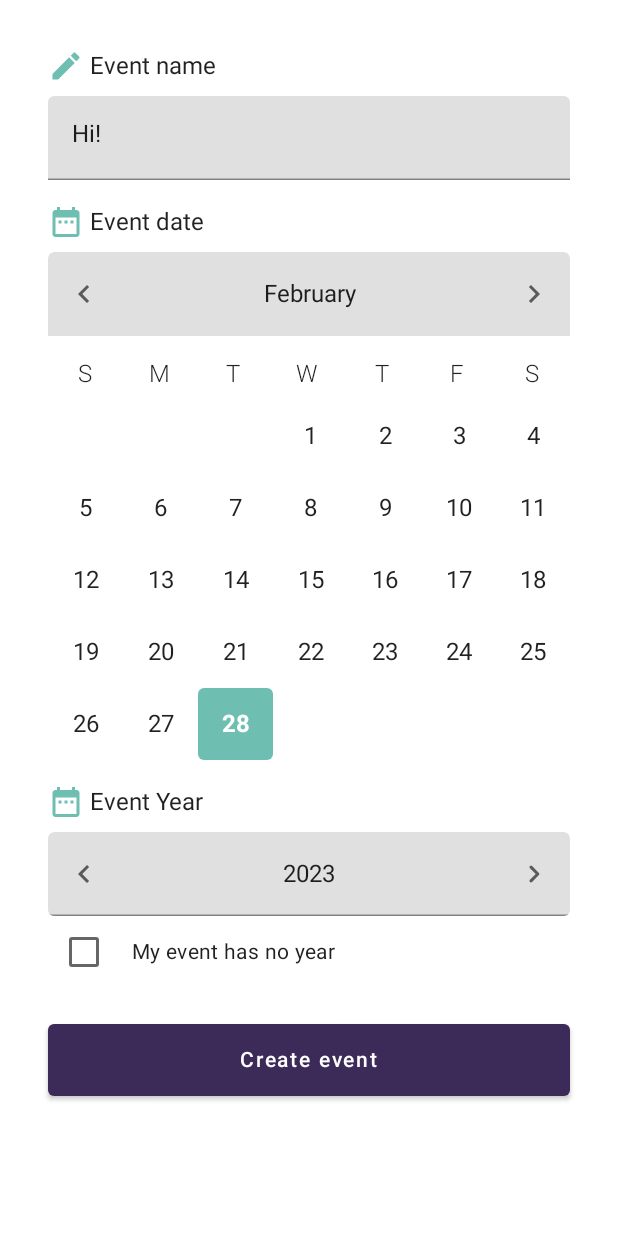
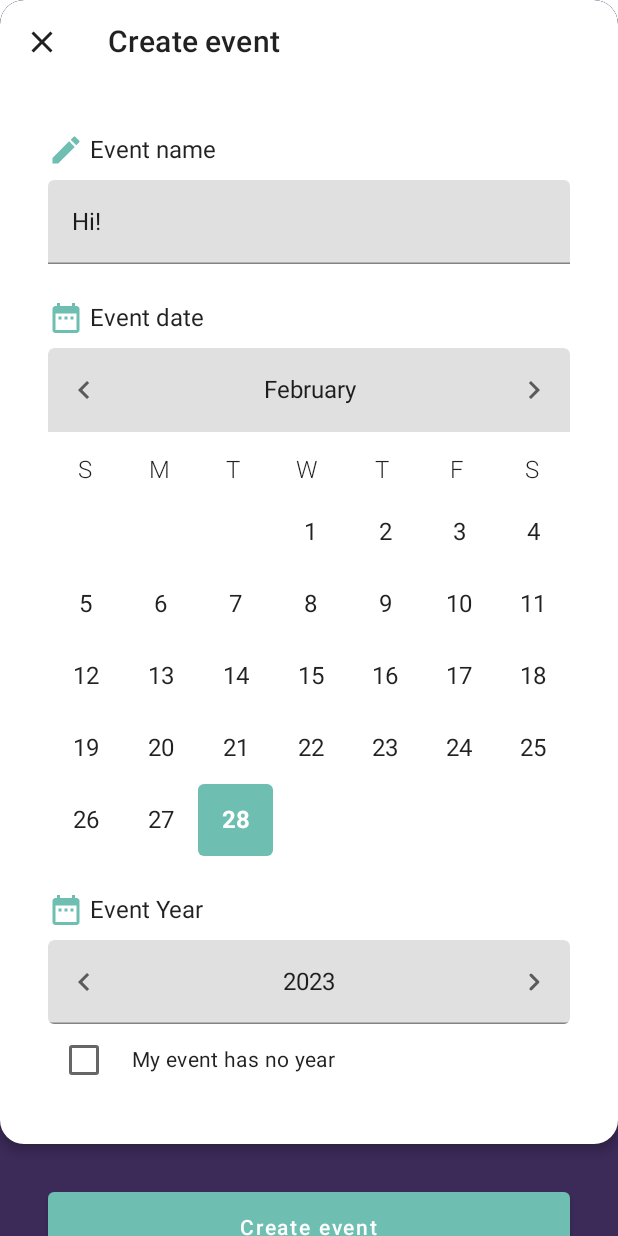
Before and after one commit to VictorHerreraO/bdates, an Android app built with Jetpack Compose: the @Preview function AddEventContentPreview, on a phone screen of 412 x 824 dp. Run offline under Robolectric (Android 15) with nearby library versions, the phone set to English and light mode, and no system bars; network calls fail.

Commit message:
#5: UI changes to the bottom sheet to make it more pleasing

```diff
--- a/app/src/main/java/com/soyvictorherrera/bdates/core/compose/layout/BottomSheet.kt
+++ b/app/src/main/java/com/soyvictorherrera/bdates/core/compose/layout/BottomSheet.kt
@@ -1,43 +1,135 @@
 package com.soyvictorherrera.bdates.core.compose.layout
 
-import androidx.compose.foundation.gestures.Orientation
-import androidx.compose.foundation.gestures.scrollable
 import androidx.compose.foundation.layout.Box
+import androidx.compose.foundation.layout.Column
+import androidx.compose.foundation.layout.Row
+import androidx.compose.foundation.layout.RowScope
+import androidx.compose.foundation.layout.fillMaxWidth
 import androidx.compose.foundation.layout.padding
-import androidx.compose.foundation.rememberScrollState
+import androidx.compose.material.Button
+import androidx.compose.material.ButtonDefaults
+import androidx.compose.material.Icon
+import androidx.compose.material.IconButton
+import androidx.compose.material.MaterialTheme
 import androidx.compose.material.Surface
+import androidx.compose.material.Text
+import androidx.compose.material.TopAppBar
+import androidx.compose.material.icons.Icons
+import androidx.compose.material.icons.filled.Close
 import androidx.compose.runtime.Composable
+import androidx.compose.ui.Alignment
 import androidx.compose.ui.Modifier
+import androidx.compose.ui.graphics.Color
 import androidx.compose.ui.tooling.preview.Preview
+import androidx.compose.ui.unit.dp
 import com.soyvictorherrera.bdates.core.compose.theme.BdatesTheme
+import com.soyvictorherrera.bdates.core.compose.theme.BottomSheetContentShape
 import com.soyvictorherrera.bdates.core.compose.theme.BottomSheetDialogShape
 import com.soyvictorherrera.bdates.core.compose.theme.LocalSizes
 
 @Composable
 fun BottomSheet(
+    title: String,
+    onBottomSheetDismiss: () -> Unit,
     modifier: Modifier = Modifier,
+    actions: (@Composable RowScope.() -> Unit)? = null,
     content: @Composable () -> Unit,
 ) = Surface(
     modifier = modifier,
     shape = BottomSheetDialogShape,
+    color = MaterialTheme.colors.background,
 ) {
-    Box(
-        modifier = Modifier
-            .padding(
-                top = LocalSizes.current.dimen_32,
-                bottom = LocalSizes.current.dimen_16,
-                start = LocalSizes.current.dimen_32,
-                end = LocalSizes.current.dimen_32,
+    Column(
+        modifier = Modifier.fillMaxWidth()
+    ) {
+        Surface(
+            elevation = LocalSizes.current.dimen_4,
+            shape = if (actions != null) {
+                BottomSheetContentShape
+            } else {
+                BottomSheetDialogShape
+            },
+            color = MaterialTheme.colors.surface,
+        ) {
+            Column {
+                BottomSheetTopBar(
+                    title = title,
+                    onDismissClick = onBottomSheetDismiss
+                )
+
+                Box(
+                    modifier = Modifier
+                        .fillMaxWidth()
+                        .padding(LocalSizes.current.dimen_32)
+                ) {
+                    content()
+                }
+            }
+        }
+        actions?.let {
+            Row(
+                verticalAlignment = Alignment.CenterVertically,
+                modifier = Modifier
+                    .fillMaxWidth()
+                    .padding(LocalSizes.current.dimen_32),
+                content = it
             )
-    ) {
-        content()
+        }
+    }
+}
+
+@Composable
+private fun BottomSheetTopBar(
+    title: String,
+    onDismissClick: () -> Unit,
+    modifier: Modifier = Modifier,
+) = TopAppBar(
+    title = { Text(text = title) },
+    elevation = 0.dp,
+    backgroundColor = Color.Unspecified,
+    navigationIcon = {
+        IconButton(onClick = onDismissClick) {
+            Icon(
+                imageVector = Icons.Default.Close,
+                contentDescription = "Close"
+            )
+        }
+    },
+    modifier = modifier,
+)
+
+@Composable
+@Preview
+private fun BottomSheetWithActionsPreview() {
+    BdatesTheme {
+        BottomSheet(
+            title = "Bottom sheet",
+            onBottomSheetDismiss = {},
+            actions = {
+                Button(
+                    onClick = { /*TODO*/ },
+                    colors = ButtonDefaults.buttonColors(
+                        backgroundColor = MaterialTheme.colors.secondary
+                    )
+                ) {
+                    Text(text = "Action")
+                }
+            }
+        ) {
+            Text(text = "Content")
+        }
     }
 }
 
 @Composable
 @Preview
-private fun BottomSheetPreview() {
+private fun BottomSheetWithNoActionsPreview() {
     BdatesTheme {
-        BottomSheet {}
+        BottomSheet(
+            title = "Bottom sheet",
+            onBottomSheetDismiss = {},
+        ) {
+            Text(text = "Content")
+        }
     }
 }
--- a/app/src/main/java/com/soyvictorherrera/bdates/core/compose/theme/Shape.kt
+++ b/app/src/main/java/com/soyvictorherrera/bdates/core/compose/theme/Shape.kt
@@ -16,3 +16,6 @@ val BottomSheetDialogShape: RoundedCornerShape
         topStart = LocalSizes.current.dimen_16,
         topEnd = LocalSizes.current.dimen_16
     )
+
+val BottomSheetContentShape: RoundedCornerShape
+    @Composable get() = RoundedCornerShape(size = LocalSizes.current.dimen_16)
--- a/app/src/main/java/com/soyvictorherrera/bdates/modules/eventList/framework/ui/AddEventBottomSheet.kt
+++ b/app/src/main/java/com/soyvictorherrera/bdates/modules/eventList/framework/ui/AddEventBottomSheet.kt
@@ -25,7 +25,9 @@ class AddEventBottomSheet : BottomSheetDialogFragment() {
         setViewCompositionStrategy(ViewCompositionStrategy.DisposeOnViewTreeLifecycleDestroyed)
         setBdatesContent {
             Column {
-                AddEventSheetContent()
+                AddEventSheetContent(
+                    onBottomSheetDismiss = { dismiss() }
+                )
             }
         }
     }
--- a/app/src/main/java/com/soyvictorherrera/bdates/modules/eventList/framework/ui/compose/AddEventSheetContent.kt
+++ b/app/src/main/java/com/soyvictorherrera/bdates/modules/eventList/framework/ui/compose/AddEventSheetContent.kt
@@ -1,13 +1,14 @@
 package com.soyvictorherrera.bdates.modules.eventList.framework.ui.compose
 
-import androidx.compose.foundation.gestures.Orientation
-import androidx.compose.foundation.gestures.scrollable
+import androidx.compose.foundation.clickable
 import androidx.compose.foundation.layout.Column
 import androidx.compose.foundation.layout.Row
 import androidx.compose.foundation.layout.fillMaxWidth
 import androidx.compose.foundation.layout.heightIn
 import androidx.compose.foundation.rememberScrollState
+import androidx.compose.foundation.verticalScroll
 import androidx.compose.material.Button
+import androidx.compose.material.ButtonDefaults
 import androidx.compose.material.Checkbox
 import androidx.compose.material.Icon
 import androidx.compose.material.MaterialTheme
@@ -22,12 +23,14 @@ import androidx.compose.runtime.mutableStateOf
 import androidx.compose.runtime.remember
 import androidx.compose.runtime.setValue
 import androidx.compose.ui.Alignment
+import androidx.compose.ui.ExperimentalComposeUiApi
 import androidx.compose.ui.Modifier
+import androidx.compose.ui.input.nestedscroll.nestedScroll
+import androidx.compose.ui.platform.rememberNestedScrollInteropConnection
 import androidx.compose.ui.tooling.preview.Preview
 import androidx.compose.ui.unit.dp
 import com.soyvictorherrera.bdates.core.compose.layout.BottomSheet
 import com.soyvictorherrera.bdates.core.compose.layout.SpacerL
-import com.soyvictorherrera.bdates.core.compose.layout.SpacerM
 import com.soyvictorherrera.bdates.core.compose.layout.SpacerSm
 import com.soyvictorherrera.bdates.core.compose.layout.SpacerXs
 import com.soyvictorherrera.bdates.core.compose.theme.BdatesTheme
@@ -37,46 +40,49 @@ internal const val ICON_ALPHA = 0.6F
 internal const val ICON_DISABLED_ALPHA = 0.38F
 
 @Composable
+@OptIn(ExperimentalComposeUiApi::class)
 fun AddEventSheetContent(
+    onBottomSheetDismiss: () -> Unit,
     modifier: Modifier = Modifier,
 ) = BottomSheet(
+    title = "Create event",
+    onBottomSheetDismiss = onBottomSheetDismiss,
+    actions = {
+        Button(
+            onClick = { /*TODO*/ },
+            modifier = Modifier
+                .fillMaxWidth()
+                .heightIn(min = 48.dp),
+            colors = ButtonDefaults.buttonColors(
+                backgroundColor = MaterialTheme.colors.secondary
+            )
+        ) {
+            Text(text = "Create event")
+        }
+    },
     modifier = modifier
+        .nestedScroll(rememberNestedScrollInteropConnection())
+        .verticalScroll(state = rememberScrollState()),
 ) {
-    Column(
-        modifier = Modifier.scrollable(
-            state = rememberScrollState(),
-            orientation = Orientation.Vertical
-        )
-    ) {
+    Column {
         var selectedDate: LocalDate by remember { mutableStateOf(LocalDate.now()) }
         val onDateSelected: (LocalDate) -> Unit = remember { { selectedDate = it } }
 
         EventNameSection()
 
-        SpacerM()
+        SpacerL()
 
         EventDateSection(
             selectedDate = selectedDate,
             onDateSelected = onDateSelected
         )
 
-        SpacerM()
+        SpacerL()
 
         EventYearSection(
             selectedDate = selectedDate,
             onDateSelected = onDateSelected
         )
-
-        SpacerL()
-
-        Button(
-            onClick = { /*TODO*/ },
-            modifier = Modifier
-                .fillMaxWidth()
-                .heightIn(min = 48.dp)
-        ) {
-            Text(text = "Create event")
-        }
     }
 }
 
@@ -101,6 +107,7 @@ private fun EventNameSection() {
         modifier = Modifier.fillMaxWidth(),
         value = hi.value,
         onValueChange = { hi.value = it },
+        singleLine = true,
     )
 }
 
@@ -157,7 +164,11 @@ fun EventYearSection(
 
     Row(
         verticalAlignment = Alignment.CenterVertically,
-        modifier = Modifier.fillMaxWidth()
+        modifier = Modifier
+            .fillMaxWidth()
+            .clickable {
+                yearDisabled = yearDisabled.not()
+            },
     ) {
         Checkbox(
             checked = yearDisabled,
@@ -168,7 +179,7 @@ fun EventYearSection(
 
         Text(
             text = "My event has no year",
-            style = MaterialTheme.typography.body2
+            style = MaterialTheme.typography.body2,
         )
     }
 }
@@ -178,6 +189,7 @@ fun EventYearSection(
 fun AddEventContentPreview() {
     BdatesTheme {
         AddEventSheetContent(
+            onBottomSheetDismiss = {},
             modifier = Modifier.fillMaxWidth()
         )
     }
--- a/app/src/main/java/com/soyvictorherrera/bdates/modules/eventList/framework/ui/compose/DateSelector.kt
+++ b/app/src/main/java/com/soyvictorherrera/bdates/modules/eventList/framework/ui/compose/DateSelector.kt
@@ -6,6 +6,7 @@ import androidx.compose.foundation.background
 import androidx.compose.foundation.layout.Column
 import androidx.compose.foundation.layout.Row
 import androidx.compose.foundation.layout.fillMaxWidth
+import androidx.compose.foundation.layout.heightIn
 import androidx.compose.foundation.layout.padding
 import androidx.compose.foundation.lazy.LazyRow
 import androidx.compose.foundation.lazy.grid.GridCells
@@ -54,6 +55,9 @@ import kotlinx.coroutines.launch
 
 private const val DAYS_IN_WEEK = 7
 private const val MONTHS_IN_YEAR = 12
+private const val MIN_TOUCH_TARGET_SIZE = 48
+private const val MAX_WEEK_ROWS_IN_MONTH = 6
+private const val MAX_CALENDAR_ITEM_HEIGHT = MIN_TOUCH_TARGET_SIZE * MAX_WEEK_ROWS_IN_MONTH
 
 @Composable
 fun DateSelector(
@@ -218,7 +222,6 @@ private fun CalendarGrid(
     LazyRow(
         modifier = modifier,
         state = listState,
-        userScrollEnabled = false,
     ) {
         items(count = MONTHS_IN_YEAR, key = { it }) {
             CalendarItem(
@@ -228,6 +231,7 @@ private fun CalendarGrid(
                 modifier = Modifier
                     .fillParentMaxWidth(1f)
                     .animateContentSize()
+                    .heightIn(max = MAX_CALENDAR_ITEM_HEIGHT.dp)
             )
         }
     }
```
